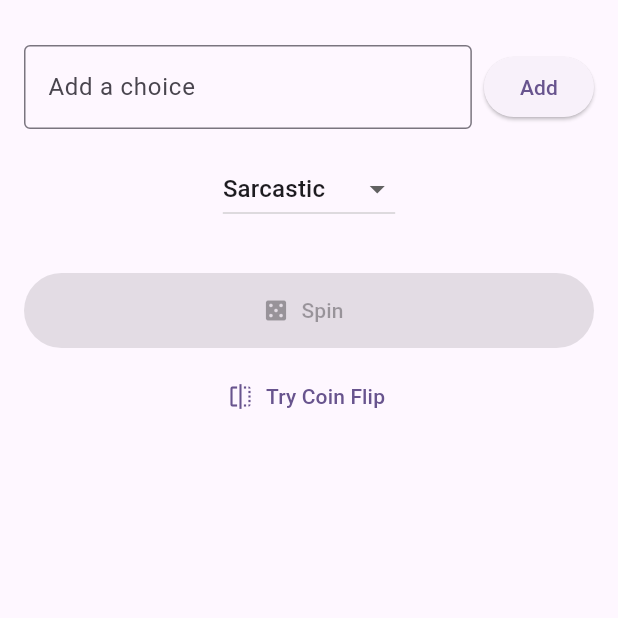
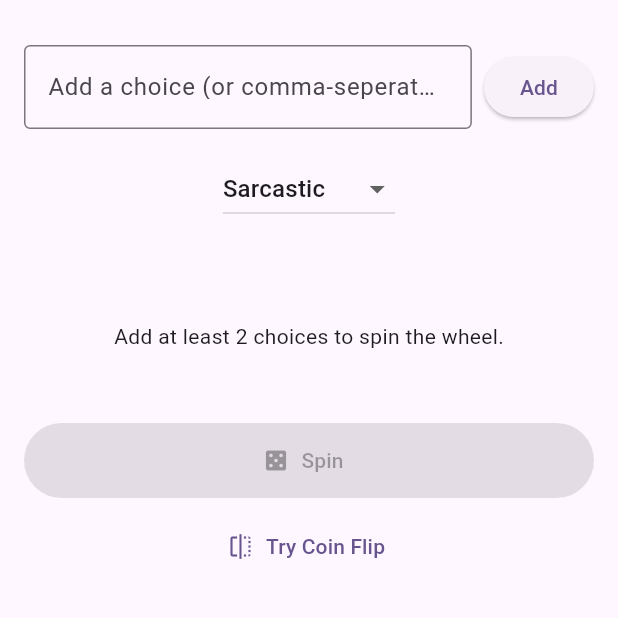
Before and after one commit to fencingbuddha/Spinions, a Flutter app: the screen it shows after launch, after a tap on "Add", on a phone screen of 412 x 824 dp, the part 63-681 px from its top. Run offline on Flutter 3.47's test engine with Material 3 defaults, Android fonts, the phone set to English and light mode, and no system bars; our stand-ins replace flutter_fortune_wheel.

Commit message:
Updated list entry option and helper text

```diff
--- a/spinions/lib/screens/home_screen.dart
+++ b/spinions/lib/screens/home_screen.dart
@@ -3,6 +3,7 @@ import 'package:flutter/material.dart';
 import 'package:flutter_fortune_wheel/flutter_fortune_wheel.dart';
 import 'coin_flip_screen.dart';
 import '../widgets/result_dialog.dart';
+import 'dart:async';
 
 class HomeScreen extends StatefulWidget {
   const HomeScreen({super.key});
@@ -20,21 +21,41 @@ class _HomeScreenState extends State<HomeScreen> {
 
   String _selectedPersonality = 'Sarcastic';
 
-  final Stream<FortuneItem> _selected =
-      Stream.value(FortuneItem(child: Text('')));
+  late StreamController<int> _controller;
 
   int _currentSelectedIndex = 0;
 
+  @override
+  void initState() {
+    super.initState();
+
+    _controller = StreamController<int>();
+  }
+
   void _addChoice() {
-    final text = _choiceController.text.trim();
+    final rawText = _choiceController.text.trim();
 
-    if (text.isNotEmpty) {
-      setState(() {
-        _choices.add(text);
+    if (rawText.isEmpty) return;
 
-        _choiceController.clear();
-      });
-    }
+    // Split by comma and trim each item
+
+    final newItems = rawText
+        .split(',')
+        .map((item) => item.trim())
+        .where((item) => item.isNotEmpty)
+        .toSet();
+
+    setState(() {
+      // Only add items not already in the list
+
+      for (final item in newItems) {
+        if (!_choices.contains(item)) {
+          _choices.add(item);
+        }
+      }
+
+      _choiceController.clear();
+    });
   }
 
   String _getPersonalityResponse(String choice) {
@@ -71,14 +92,14 @@ class _HomeScreenState extends State<HomeScreen> {
   }
 
   void _spinWheel() {
-    if (_choices.isEmpty) return;
+    if (_choices.length < 2) return;
 
-    setState(() {
-      _currentSelectedIndex = Random().nextInt(_choices.length);
-    });
+    final index = Random().nextInt(_choices.length);
+
+    _controller.add(index); // triggers the spin animation
 
     Future.delayed(const Duration(seconds: 2), () {
-      final result = _choices[_currentSelectedIndex];
+      final result = _choices[index];
 
       final quote = _getPersonalityResponse(result);
 
@@ -90,6 +111,13 @@ class _HomeScreenState extends State<HomeScreen> {
         ),
       );
     });
+  }
+
+  @override
+  void dispose() {
+    _controller.close();
+
+    super.dispose();
   }
 
   @override
@@ -109,7 +137,8 @@ class _HomeScreenState extends State<HomeScreen> {
                   child: TextField(
                     controller: _choiceController,
                     decoration: const InputDecoration(
-                      labelText: 'Add a choice',
+                      labelText: 'Add a choice (or comma-seperated list)',
+                      hintText: 'e.g. Tacos, Pizza, Sushi',
                       border: OutlineInputBorder(),
                     ),
                     onSubmitted: (_) => _addChoice(),
@@ -140,18 +169,23 @@ class _HomeScreenState extends State<HomeScreen> {
               },
             ),
             const SizedBox(height: 16),
+            const SizedBox(height: 24),
             if (_choices.length >= 2)
               Expanded(
                 child: FortuneWheel(
-                  selected: Stream.value(_currentSelectedIndex),
-                  items: [
-                    for (var choice in _choices)
-                      FortuneItem(child: Text(choice)),
-                  ],
-                  onAnimationEnd: _spinWheel,
+                  selected: _controller.stream,
+                  items: _choices
+                      .map((choice) => FortuneItem(child: Text(choice)))
+                      .toList(),
+                  onAnimationEnd: () {},
                 ),
+              )
+            else
+              const Padding(
+                padding: EdgeInsets.symmetric(vertical: 24),
+                child: Text("Add at least 2 choices to spin the wheel."),
               ),
-            const SizedBox(height: 16),
+            const SizedBox(height: 24),
             ElevatedButton.icon(
               onPressed: _choices.length >= 2 ? _spinWheel : null,
               icon: const Icon(Icons.casino),
```
